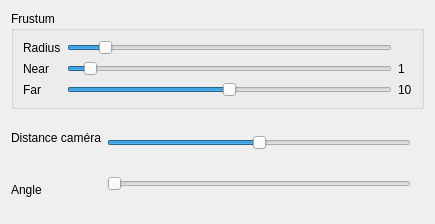
Before: the Qt Designer form dialog.ui in Anthiel/S2_IGRA_TP3, drawn with Qt 5.
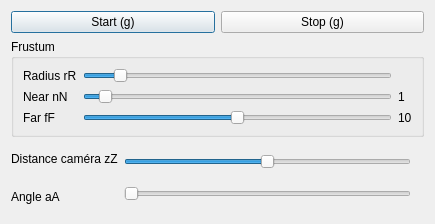
After: the same form once the commit is applied.

Diff of the .ui file:
```diff
--- a/dialog.ui
+++ b/dialog.ui
@@ -20,6 +20,24 @@
    <string>Dialog</string>
   </property>
   <layout class="QVBoxLayout" name="verticalLayout_9">
+   <item>
+    <layout class="QHBoxLayout" name="horizontalLayout_3">
+     <item>
+      <widget class="QPushButton" name="pushButton">
+       <property name="text">
+        <string>Start (g)</string>
+       </property>
+      </widget>
+     </item>
+     <item>
+      <widget class="QPushButton" name="pushButton_2">
+       <property name="text">
+        <string>Stop (g)</string>
+       </property>
+      </widget>
+     </item>
+    </layout>
+   </item>
    <item>
     <layout class="QVBoxLayout" name="verticalLayout_7">
      <item>
@@ -35,21 +53,21 @@
             <item>
              <widget class="QLabel" name="LabelRadius">
               <property name="text">
-               <string>Radius</string>
+               <string>Radius rR</string>
               </property>
              </widget>
             </item>
             <item>
              <widget class="QLabel" name="LabelNear">
               <property name="text">
-               <string>Near</string>
+               <string>Near nN</string>
               </property>
              </widget>
             </item>
             <item>
              <widget class="QLabel" name="LabelFar">
               <property name="text">
-               <string>Far</string>
+               <string>Far fF</string>
               </property>
              </widget>
             </item>
@@ -132,14 +150,14 @@
          <item>
           <widget class="QLabel" name="label_7">
            <property name="text">
-            <string>Distance caméra</string>
+            <string>Distance caméra zZ</string>
            </property>
           </widget>
          </item>
          <item>
           <widget class="QLabel" name="label_8">
            <property name="text">
-            <string>Angle</string>
+            <string>Angle aA</string>
            </property>
           </widget>
          </item>
```
Left out of the diff: 19 changed lines with no effect on the pictures.
